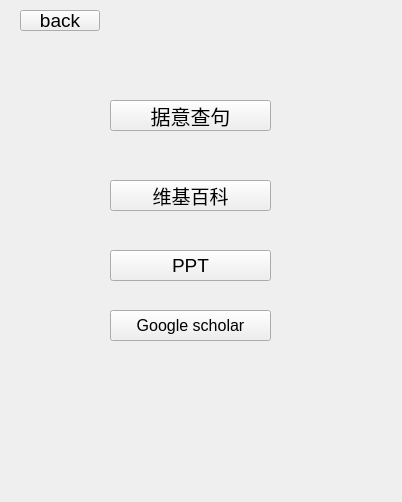
This is assemtool/Littletool.ui in NkAntony777/Assemble-tool as Qt 5 draws it before an edit. The edited form follows.
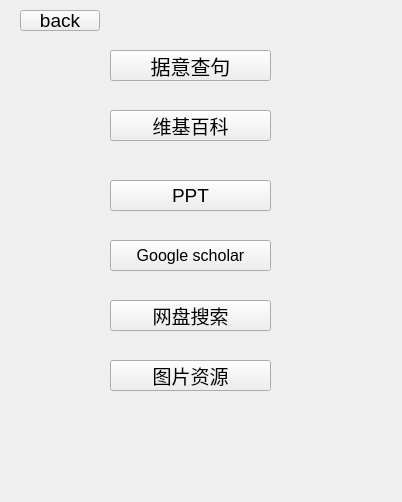
This is the edited form. Icons and pictures are not drawn.

```diff
--- a/assemtool/Littletool.ui
+++ b/assemtool/Littletool.ui
@@ -20,7 +20,7 @@
    <property name="geometry">
     <rect>
      <x>110</x>
-     <y>100</y>
+     <y>50</y>
      <width>161</width>
      <height>31</height>
     </rect>
@@ -38,7 +38,7 @@
    <property name="geometry">
     <rect>
      <x>110</x>
-     <y>180</y>
+     <y>110</y>
      <width>161</width>
      <height>31</height>
     </rect>
@@ -56,7 +56,7 @@
    <property name="geometry">
     <rect>
      <x>110</x>
-     <y>250</y>
+     <y>180</y>
      <width>161</width>
      <height>31</height>
     </rect>
@@ -92,7 +92,7 @@
    <property name="geometry">
     <rect>
      <x>110</x>
-     <y>310</y>
+     <y>240</y>
      <width>161</width>
      <height>31</height>
     </rect>
@@ -106,6 +106,42 @@
     <string>Google scholar</string>
    </property>
   </widget>
+  <widget class="QPushButton" name="pushButton_6">
+   <property name="geometry">
+    <rect>
+     <x>110</x>
+     <y>300</y>
+     <width>161</width>
+     <height>31</height>
+    </rect>
+   </property>
+   <property name="font">
+    <font>
+     <pointsize>14</pointsize>
+    </font>
+   </property>
+   <property name="text">
+    <string>网盘搜索</string>
+   </property>
+  </widget>
+  <widget class="QPushButton" name="pushButton_7">
+   <property name="geometry">
+    <rect>
+     <x>110</x>
+     <y>360</y>
+     <width>161</width>
+     <height>31</height>
+    </rect>
+   </property>
+   <property name="font">
+    <font>
+     <pointsize>14</pointsize>
+    </font>
+   </property>
+   <property name="text">
+    <string>图片资源</string>
+   </property>
+  </widget>
  </widget>
  <resources/>
  <connections/>
```
